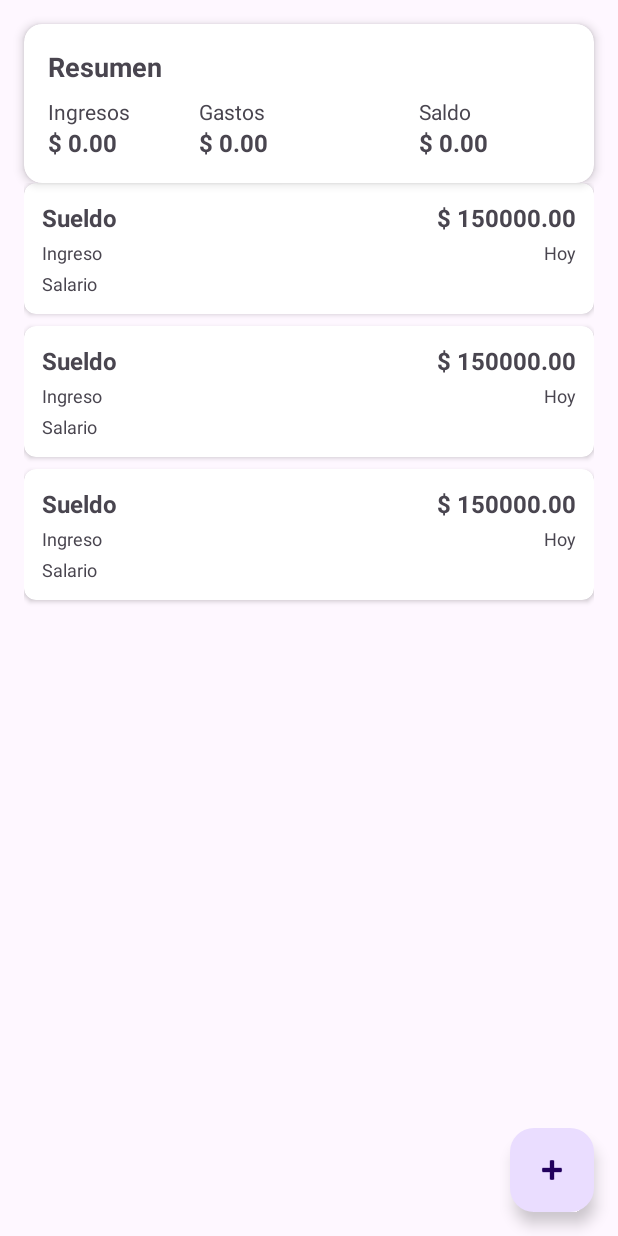
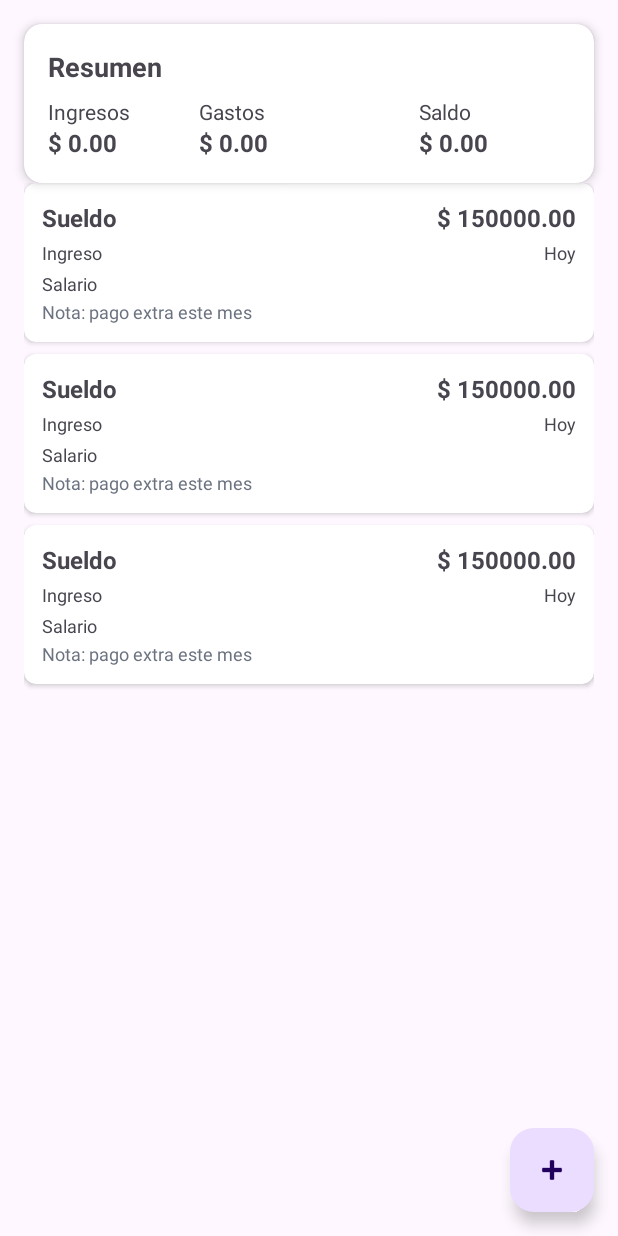
Before and after one commit to IgnacioHerner/FlowTrack, an Android app: the layout activity_main.xml on its own in the app's theme, with its tools: preview values and no code run, on a phone screen of 412 x 824 dp. Run offline under Robolectric (Android 15) with nearby library versions, the phone set to English and light mode, and no system bars.

Commit message:
"feat(domain): add optional note to transactions and display it in UI"

```diff
--- a/app/src/main/java/com/ignaherner/flowtrack/data/local/FlowTrackDatabase.kt
+++ b/app/src/main/java/com/ignaherner/flowtrack/data/local/FlowTrackDatabase.kt
@@ -8,7 +8,7 @@ import androidx.room.TypeConverters
 
 @Database(
     entities = [TransactionEntity::class],
-    version = 2,
+    version = 3,
     exportSchema = false
 )
 @TypeConverters(Converters::class)
--- a/app/src/main/java/com/ignaherner/flowtrack/data/local/TransactionEntity.kt
+++ b/app/src/main/java/com/ignaherner/flowtrack/data/local/TransactionEntity.kt
@@ -14,5 +14,6 @@ data class TransactionEntity(
     val amount: Double,
     val type: TransactionType, // Lo manejamos con TypeConverter
     val category: TransactionCategory,
+    val note: String?,
     val timestamp: Long
 )
--- a/app/src/main/java/com/ignaherner/flowtrack/data/repository/room/RoomTransactionRepository.kt
+++ b/app/src/main/java/com/ignaherner/flowtrack/data/repository/room/RoomTransactionRepository.kt
@@ -32,6 +32,7 @@ private fun TransactionEntity.toDomain() : Transaction =
         amount = this.amount,
         type = this.type,
         category = this.category,
+        note = this.note,
         timestamp = this.timestamp
     )
 
@@ -42,5 +43,6 @@ private fun Transaction.toEntity() : TransactionEntity =
         amount = this.amount,
         type = this.type,
         category = this.category,
+        note = this.note,
         timestamp = this.timestamp
     )
--- a/app/src/main/java/com/ignaherner/flowtrack/domain/model/Transaction.kt
+++ b/app/src/main/java/com/ignaherner/flowtrack/domain/model/Transaction.kt
@@ -12,5 +12,6 @@ data class Transaction (
     val amount: Double,                        // Monto positivio. el tipo indica si es ingreso o gasto
     val type: TransactionType,                 // INCOME O EXPENSE
     val category: TransactionCategory,
+    val note: String? = null,
     val timestamp: Long = System.currentTimeMillis()  // Momento del movimiento en millis
 )
--- a/app/src/main/java/com/ignaherner/flowtrack/ui/MainActivity.kt
+++ b/app/src/main/java/com/ignaherner/flowtrack/ui/MainActivity.kt
@@ -122,6 +122,7 @@ class MainActivity : AppCompatActivity() {
         // Referencias a los campos del dialogo
         val etTitle = dialogView.findViewById<EditText>(R.id.etTitle)
         val etAmount = dialogView.findViewById<EditText>(R.id.etAmount)
+        val etNote = dialogView.findViewById<EditText>(R.id.etNote)
         val rgType = dialogView.findViewById<RadioGroup>(R.id.rgType)
         val rbIncome = dialogView.findViewById<RadioButton>(R.id.rbIncome)
         val rbExpense = dialogView.findViewById<RadioButton>(R.id.rbExpense)
@@ -158,6 +159,8 @@ class MainActivity : AppCompatActivity() {
 
                 val title = etTitle.text.toString().trim()
                 val amountText = etAmount.text.toString().trim()
+                val noteText = etNote.text.toString().trim()
+
 
                 // Validacion basica de campos
                 if (title.isEmpty()) {
@@ -186,7 +189,8 @@ class MainActivity : AppCompatActivity() {
                     title = title,
                     amount = amount,
                     type = type,
-                    category = category
+                    category = category,
+                    note = noteText
                 )
             }
             .setNegativeButton("Cancelar") { dialog, _ ->
--- a/app/src/main/java/com/ignaherner/flowtrack/ui/MainViewModel.kt
+++ b/app/src/main/java/com/ignaherner/flowtrack/ui/MainViewModel.kt
@@ -60,14 +60,16 @@ class MainViewModel(
         title: String,
         amount: Double,
         type: TransactionType,
-        category: TransactionCategory
+        category: TransactionCategory,
+        note: String?
     ) {
         // Creamos el modelo de dominio
         val transaction = Transaction (
             title = title,
             amount = amount,
             type = type,
-            category = category
+            category = category,
+            note = note
         )
 
         // Llamamos al repositorio dentro de una coroutine
--- a/app/src/main/res/layout/item_transaction.xml
+++ b/app/src/main/res/layout/item_transaction.xml
@@ -60,6 +60,19 @@
             android:layout_marginTop="4dp"
             tools:text="Salario" />
 
+        <!-- ✅ Nota opcional -->
+        <TextView
+            android:id="@+id/tvNote"
+            android:layout_width="0dp"
+            android:layout_height="wrap_content"
+            android:textSize="12sp"
+            android:textColor="#6B7280"
+            app:layout_constraintTop_toBottomOf="@id/tvCategory"
+            app:layout_constraintStart_toStartOf="parent"
+            app:layout_constraintEnd_toEndOf="parent"
+            android:layout_marginTop="2dp"
+            tools:text="Nota: pago extra este mes" />
+
         <!-- Fecha simple o placeholder (más adelante formateamos timestamp) -->
         <TextView
             android:id="@+id/tvDate"
```
Also changed, not shown: app/src/main/java/com/ignaherner/flowtrack/ui/TransactionAdapter.kt (+9 -0 lines), app/src/main/res/layout/dialog_add_transaction.xml (+11 -0 lines).
